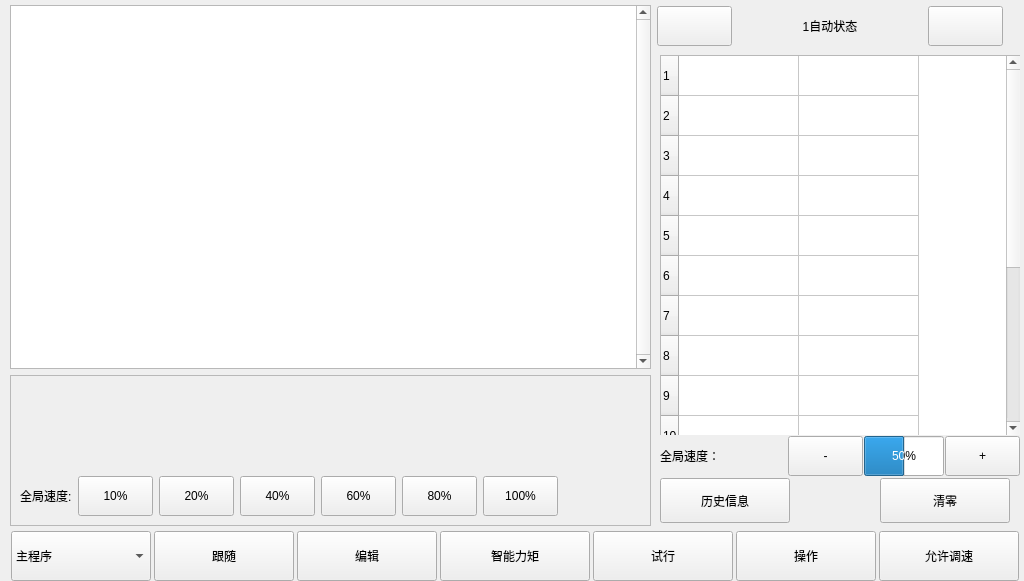
Jade-yun/MachineTool, file autoform.ui: the form before one commit.
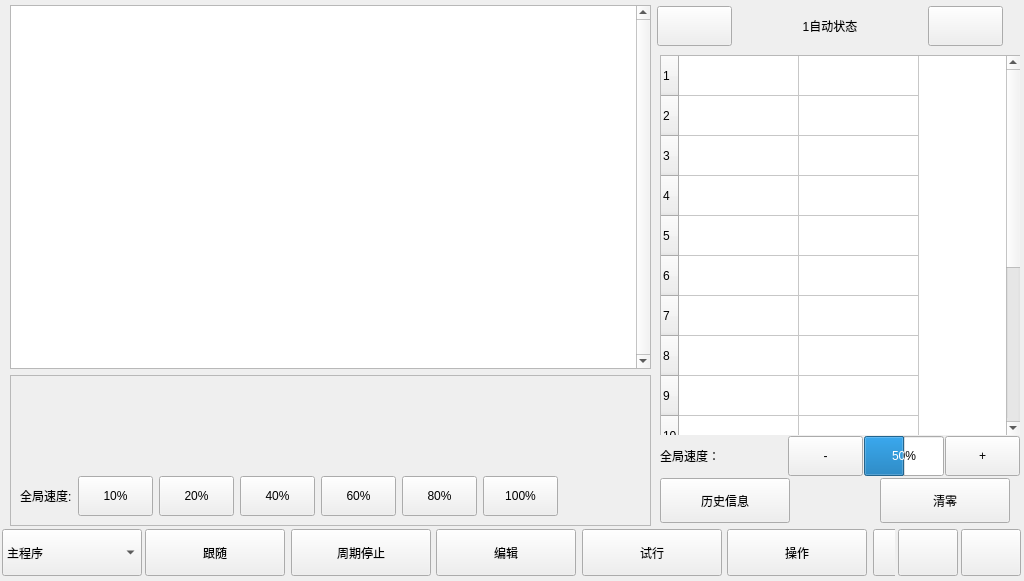
The form after the commit. The open tabs and pages were chosen to show the change. Icons and pictures are not drawn. Custom widgets are drawn as their Qt base class.

Commit message: ui添加周期停止按钮

What changed in the file:
```diff
--- a/autoform.ui
+++ b/autoform.ui
@@ -16,371 +16,6 @@
   <property name="styleSheet">
    <string notr="true"/>
   </property>
-  <widget class="QWidget" name="layoutWidget">
-   <property name="geometry">
-    <rect>
-     <x>10</x>
-     <y>530</y>
-     <width>1011</width>
-     <height>53</height>
-    </rect>
-   </property>
-   <layout class="QHBoxLayout" name="horizontalLayout">
-    <property name="spacing">
-     <number>2</number>
-    </property>
-    <property name="topMargin">
-     <number>1</number>
-    </property>
-    <property name="bottomMargin">
-     <number>2</number>
-    </property>
-    <item>
-     <widget class="QComboBox" name="coboxProgram">
-      <property name="minimumSize">
-       <size>
-        <width>140</width>
-        <height>50</height>
-       </size>
-      </property>
-      <property name="maximumSize">
-       <size>
-        <width>140</width>
-        <height>50</height>
-       </size>
-      </property>
-      <property name="font">
-       <font>
-        <family>SimSun</family>
-       </font>
-      </property>
-      <property name="styleSheet">
-       <string notr="true"/>
-      </property>
-      <item>
-       <property name="text">
-        <string>主程序</string>
-       </property>
-      </item>
-      <item>
-       <property name="text">
-        <string>子程序1</string>
-       </property>
-      </item>
-      <item>
-       <property name="text">
-        <string>子程序2</string>
-       </property>
-      </item>
-      <item>
-       <property name="text">
-        <string>子程序3</string>
-       </property>
-      </item>
-      <item>
-       <property name="text">
-        <string>子程序4</string>
-       </property>
-      </item>
-      <item>
-       <property name="text">
-        <string>子程序5</string>
-       </property>
-      </item>
-      <item>
-       <property name="text">
-        <string>子程序6</string>
-       </property>
-      </item>
-      <item>
-       <property name="text">
-        <string>子程序7</string>
-       </property>
-      </item>
-      <item>
-       <property name="text">
-        <string>子程序8</string>
-       </property>
-      </item>
-     </widget>
-    </item>
-    <item>
-     <widget class="QPushButton" name="btnFollow">
-      <property name="sizePolicy">
-       <sizepolicy hsizetype="Preferred" vsizetype="Preferred">
-        <horstretch>0</horstretch>
-        <verstretch>0</verstretch>
-       </sizepolicy>
-      </property>
-      <property name="minimumSize">
-       <size>
-        <width>140</width>
-        <height>50</height>
-       </size>
-      </property>
-      <property name="maximumSize">
-       <size>
-        <width>130</width>
-        <height>50</height>
-       </size>
-      </property>
-      <property name="font">
-       <font>
-        <family>SimSun</family>
-        <weight>50</weight>
-        <bold>false</bold>
-       </font>
-      </property>
-      <property name="styleSheet">
-       <string notr="true"/>
-      </property>
-      <property name="text">
-       <string>跟随</string>
-      </property>
-      <property name="icon">
-       <iconset resource="images.qrc">
-        <normaloff>:/images/moveto.png</normaloff>:/images/moveto.png</iconset>
-      </property>
-      <property name="iconSize">
-       <size>
-        <width>25</width>
-        <height>25</height>
-       </size>
-      </property>
-      <property name="checkable">
-       <bool>true</bool>
-      </property>
-     </widget>
-    </item>
-    <item>
-     <widget class="QPushButton" name="btnEdit">
-      <property name="sizePolicy">
-       <sizepolicy hsizetype="Preferred" vsizetype="Preferred">
-        <horstretch>0</horstretch>
-        <verstretch>0</verstretch>
-       </sizepolicy>
-      </property>
-      <property name="minimumSize">
-       <size>
-        <width>140</width>
-        <height>50</height>
-       </size>
-      </property>
-      <property name="maximumSize">
-       <size>
-        <width>130</width>
-        <height>50</height>
-       </size>
-      </property>
-      <property name="font">
-       <font>
-        <family>SimSun</family>
-        <weight>50</weight>
-        <bold>false</bold>
-       </font>
-      </property>
-      <property name="styleSheet">
-       <string notr="true"/>
-      </property>
-      <property name="text">
-       <string>编辑</string>
-      </property>
-      <property name="icon">
-       <iconset resource="images.qrc">
-        <normaloff>:/images/autoPageImages/edit.png</normaloff>:/images/autoPageImages/edit.png</iconset>
-      </property>
-      <property name="iconSize">
-       <size>
-        <width>25</width>
-        <height>25</height>
-       </size>
-      </property>
-      <property name="checkable">
-       <bool>true</bool>
-      </property>
-     </widget>
-    </item>
-    <item>
-     <widget class="QPushButton" name="btnIntelTorque">
-      <property name="sizePolicy">
-       <sizepolicy hsizetype="Preferred" vsizetype="Preferred">
-        <horstretch>0</horstretch>
-        <verstretch>0</verstretch>
-       </sizepolicy>
-      </property>
-      <property name="minimumSize">
-       <size>
-        <width>150</width>
-        <height>50</height>
-       </size>
-      </property>
-      <property name="maximumSize">
-       <size>
-        <width>150</width>
-        <height>50</height>
-       </size>
-      </property>
-      <property name="font">
-       <font>
-        <family>SimSun</family>
-        <weight>50</weight>
-        <bold>false</bold>
-       </font>
-      </property>
-      <property name="styleSheet">
-       <string notr="true"/>
-      </property>
-      <property name="text">
-       <string>智能力矩</string>
-      </property>
-      <property name="iconSize">
-       <size>
-        <width>25</width>
-        <height>25</height>
-       </size>
-      </property>
-     </widget>
-    </item>
-    <item>
-     <widget class="QPushButton" name="btnTrial">
-      <property name="sizePolicy">
-       <sizepolicy hsizetype="Preferred" vsizetype="Preferred">
-        <horstretch>0</horstretch>
-        <verstretch>0</verstretch>
-       </sizepolicy>
-      </property>
-      <property name="minimumSize">
-       <size>
-        <width>140</width>
-        <height>50</height>
-       </size>
-      </property>
-      <property name="maximumSize">
-       <size>
-        <width>130</width>
-        <height>50</height>
-       </size>
-      </property>
-      <property name="font">
-       <font>
-        <family>SimSun</family>
-        <weight>50</weight>
-        <bold>false</bold>
-       </font>
-      </property>
-      <property name="styleSheet">
-       <string notr="true"/>
-      </property>
-      <property name="text">
-       <string>试行</string>
-      </property>
-      <property name="icon">
-       <iconset resource="images.qrc">
-        <normaloff>:/images/autoPageImages/step_into.png</normaloff>:/images/autoPageImages/step_into.png</iconset>
-      </property>
-      <property name="iconSize">
-       <size>
-        <width>20</width>
-        <height>20</height>
-       </size>
-      </property>
-     </widget>
-    </item>
-    <item>
-     <widget class="QPushButton" name="btnOperate">
-      <property name="sizePolicy">
-       <sizepolicy hsizetype="Preferred" vsizetype="Preferred">
-        <horstretch>0</horstretch>
-        <verstretch>0</verstretch>
-       </sizepolicy>
-      </property>
-      <property name="minimumSize">
-       <size>
-        <width>140</width>
-        <height>50</height>
-       </size>
-      </property>
-      <property name="maximumSize">
-       <size>
-        <width>130</width>
-        <height>50</height>
-       </size>
-      </property>
-      <property name="font">
-       <font>
-        <family>SimSun</family>
-        <weight>50</weight>
-        <bold>false</bold>
-       </font>
-      </property>
-      <property name="styleSheet">
-       <string notr="true"/>
-      </property>
-      <property name="text">
-       <string>操作</string>
-      </property>
-      <property name="icon">
-       <iconset resource="images.qrc">
-        <normaloff>:/images/autoPageImages/operation_auto.png</normaloff>:/images/autoPageImages/operation_auto.png</iconset>
-      </property>
-      <property name="iconSize">
-       <size>
-        <width>25</width>
-        <height>25</height>
-       </size>
-      </property>
-     </widget>
-    </item>
-    <item>
-     <widget class="QPushButton" name="btnAdjustSpeed">
-      <property name="sizePolicy">
-       <sizepolicy hsizetype="Preferred" vsizetype="Preferred">
-        <horstretch>0</horstretch>
-        <verstretch>0</verstretch>
-       </sizepolicy>
-      </property>
-      <property name="minimumSize">
-       <size>
-        <width>140</width>
-        <height>50</height>
-       </size>
-      </property>
-      <property name="maximumSize">
-       <size>
-        <width>130</width>
-        <height>50</height>
-       </size>
-      </property>
-      <property name="font">
-       <font>
-        <family>SimSun</family>
-        <weight>50</weight>
-        <bold>false</bold>
-       </font>
-      </property>
-      <property name="styleSheet">
-       <string notr="true"/>
-      </property>
-      <property name="text">
-       <string>允许调速</string>
-      </property>
-      <property name="icon">
-       <iconset resource="images.qrc">
-        <normaloff>:/images/autoPageImages/adjust_speed.png</normaloff>:/images/autoPageImages/adjust_speed.png</iconset>
-      </property>
-      <property name="iconSize">
-       <size>
-        <width>32</width>
-        <height>32</height>
-       </size>
-      </property>
-      <property name="checkable">
-       <bool>true</bool>
-      </property>
-     </widget>
-    </item>
-   </layout>
-  </widget>
   <widget class="QStackedWidget" name="stkWgtOuter">
    <property name="geometry">
     <rect>
@@ -3038,6 +2673,580 @@
     </item>
    </layout>
   </widget>
+  <widget class="QWidget" name="widgetButtom" native="true">
+   <property name="geometry">
+    <rect>
+     <x>0</x>
+     <y>525</y>
+     <width>1024</width>
+     <height>55</height>
+    </rect>
+   </property>
+   <property name="sizePolicy">
+    <sizepolicy hsizetype="Fixed" vsizetype="Fixed">
+     <horstretch>0</horstretch>
+     <verstretch>0</verstretch>
+    </sizepolicy>
+   </property>
+   <property name="minimumSize">
+    <size>
+     <width>1024</width>
+     <height>55</height>
+    </size>
+   </property>
+   <property name="maximumSize">
+    <size>
+     <width>1024</width>
+     <height>55</height>
+    </size>
+   </property>
+   <layout class="QHBoxLayout" name="horizontalLayout">
+    <property name="spacing">
+     <number>1</number>
+    </property>
+    <property name="leftMargin">
+     <number>0</number>
+    </property>
+    <property name="topMargin">
+     <number>0</number>
+    </property>
+    <property name="rightMargin">
+     <number>0</number>
+    </property>
+    <property name="bottomMargin">
+     <number>0</number>
+    </property>
+    <item>
+     <widget class="QComboBox" name="coboxProgram">
+      <property name="minimumSize">
+       <size>
+        <width>140</width>
+        <height>47</height>
+       </size>
+      </property>
+      <property name="maximumSize">
+       <size>
+        <width>140</width>
+        <height>47</height>
+       </size>
+      </property>
+      <property name="font">
+       <font>
+        <family>SimSun</family>
+       </font>
+      </property>
+      <property name="styleSheet">
+       <string notr="true"/>
+      </property>
+      <item>
+       <property name="text">
+        <string>主程序</string>
+       </property>
+      </item>
+      <item>
+       <property name="text">
+        <string>子程序1</string>
+       </property>
+      </item>
+      <item>
+       <property name="text">
+        <string>子程序2</string>
+       </property>
+      </item>
+      <item>
+       <property name="text">
+        <string>子程序3</string>
+       </property>
+      </item>
+      <item>
+       <property name="text">
+        <string>子程序4</string>
+       </property>
+      </item>
+      <item>
+       <property name="text">
+        <string>子程序5</string>
+       </property>
+      </item>
+      <item>
+       <property name="text">
+        <string>子程序6</string>
+       </property>
+      </item>
+      <item>
+       <property name="text">
+        <string>子程序7</string>
+       </property>
+      </item>
+      <item>
+       <property name="text">
+        <string>子程序8</string>
+       </property>
+      </item>
+     </widget>
+    </item>
+    <item>
+     <widget class="QScrollArea" name="scrollArea">
+      <property name="sizePolicy">
+       <sizepolicy hsizetype="Expanding" vsizetype="Preferred">
+        <horstretch>0</horstretch>
+        <verstretch>0</verstretch>
+       </sizepolicy>
+      </property>
+      <property name="minimumSize">
+       <size>
+        <width>750</width>
+        <height>52</height>
+       </size>
+      </property>
+      <property name="maximumSize">
+       <size>
+        <width>750</width>
+        <height>52</height>
+       </size>
+      </property>
+      <property name="frameShape">
+       <enum>QFrame::NoFrame</enum>
+      </property>
+      <property name="frameShadow">
+       <enum>QFrame::Plain</enum>
+      </property>
+      <property name="verticalScrollBarPolicy">
+       <enum>Qt::ScrollBarAlwaysOff</enum>
+      </property>
+      <property name="horizontalScrollBarPolicy">
+       <enum>Qt::ScrollBarAlwaysOff</enum>
+      </property>
+      <widget class="QWidget" name="buttonsContainer">
+       <property name="geometry">
+        <rect>
+         <x>0</x>
+         <y>0</y>
+         <width>1014</width>
+         <height>52</height>
+        </rect>
+       </property>
+       <property name="sizePolicy">
+        <sizepolicy hsizetype="Preferred" vsizetype="Fixed">
+         <horstretch>0</horstretch>
+         <verstretch>0</verstretch>
+        </sizepolicy>
+       </property>
+       <layout class="QHBoxLayout" name="horizontalLayout_4">
+        <property name="leftMargin">
+         <number>0</number>
+        </property>
+        <property name="topMargin">
+         <number>3</number>
+        </property>
+        <property name="rightMargin">
+         <number>2</number>
+        </property>
+        <property name="bottomMargin">
+         <number>1</number>
+        </property>
+        <item>
+         <widget class="QPushButton" name="btnFollow">
+          <property name="sizePolicy">
+           <sizepolicy hsizetype="Preferred" vsizetype="Preferred">
+            <horstretch>0</horstretch>
+            <verstretch>0</verstretch>
+           </sizepolicy>
+          </property>
+          <property name="minimumSize">
+           <size>
+            <width>140</width>
+            <height>47</height>
+           </size>
+          </property>
+          <property name="maximumSize">
+           <size>
+            <width>140</width>
+            <height>47</height>
+           </size>
+          </property>
+          <property name="font">
+           <font>
+            <family>SimSun</family>
+            <weight>50</weight>
+            <bold>false</bold>
+           </font>
+          </property>
+          <property name="styleSheet">
+           <string notr="true"/>
+          </property>
+          <property name="text">
+           <string>跟随</string>
+          </property>
+          <property name="icon">
+           <iconset resource="images.qrc">
+            <normaloff>:/images/moveto.png</normaloff>:/images/moveto.png</iconset>
+          </property>
+          <property name="iconSize">
+           <size>
+            <width>25</width>
+            <height>25</height>
+           </size>
+          </property>
+          <property name="checkable">
+           <bool>true</bool>
+          </property>
+         </widget>
+        </item>
+        <item>
+         <widget class="QPushButton" name="btnCycleStop">
+          <property name="sizePolicy">
+           <sizepolicy hsizetype="Preferred" vsizetype="Preferred">
+            <horstretch>0</horstretch>
+            <verstretch>0</verstretch>
+           </sizepolicy>
+          </property>
+          <property name="minimumSize">
+           <size>
+            <width>140</width>
+            <height>47</height>
+           </size>
+          </property>
+          <property name="maximumSize">
+           <size>
+            <width>140</width>
+            <height>47</height>
+           </size>
+          </property>
+          <property name="font">
+           <font>
+            <family>SimSun</family>
+            <weight>50</weight>
+            <bold>false</bold>
+           </font>
+          </property>
+          <property name="styleSheet">
+           <string notr="true"/>
+          </property>
+          <property name="text">
+           <string>周期停止</string>
+          </property>
+          <property name="icon">
+           <iconset resource="images.qrc">
+            <normaloff>:/images/autoPageImages/cycle_stop.png</normaloff>:/images/autoPageImages/cycle_stop.png</iconset>
+          </property>
+          <property name="iconSize">
+           <size>
+            <width>32</width>
+            <height>32</height>
+           </size>
+          </property>
+          <property name="checkable">
+           <bool>true</bool>
+          </property>
+         </widget>
+        </item>
+        <item>
+         <widget class="QPushButton" name="btnEdit">
+          <property name="sizePolicy">
+           <sizepolicy hsizetype="Preferred" vsizetype="Preferred">
+            <horstretch>0</horstretch>
+            <verstretch>0</verstretch>
+           </sizepolicy>
+          </property>
+          <property name="minimumSize">
+           <size>
+            <width>140</width>
+            <height>47</height>
+           </size>
+          </property>
+          <property name="maximumSize">
+           <size>
+            <width>140</width>
+            <height>47</height>
+           </size>
+          </property>
+          <property name="font">
+           <font>
+            <family>SimSun</family>
+            <weight>50</weight>
+            <bold>false</bold>
+           </font>
+          </property>
+          <property name="styleSheet">
+           <string notr="true"/>
+          </property>
+          <property name="text">
+           <string>编辑</string>
+          </property>
+          <property name="icon">
+           <iconset resource="images.qrc">
+            <normaloff>:/images/autoPageImages/edit.png</normaloff>:/images/autoPageImages/edit.png</iconset>
+          </property>
+          <property name="iconSize">
+           <size>
+            <width>25</width>
+            <height>25</height>
+           </size>
+          </property>
+          <property name="checkable">
+           <bool>true</bool>
+          </property>
+         </widget>
+        </item>
+        <item>
+         <widget class="QPushButton" name="btnTrial">
+          <property name="sizePolicy">
+           <sizepolicy hsizetype="Preferred" vsizetype="Preferred">
+            <horstretch>0</horstretch>
+            <verstretch>0</verstretch>
+           </sizepolicy>
+          </property>
+          <property name="minimumSize">
+           <size>
+            <width>140</width>
+            <height>47</height>
+           </size>
+          </property>
+          <property name="maximumSize">
+           <size>
+            <width>140</width>
+            <height>47</height>
+           </size>
+          </property>
+          <property name="font">
+           <font>
+            <family>SimSun</family>
+            <weight>50</weight>
+            <bold>false</bold>
+           </font>
+          </property>
+          <property name="styleSheet">
+           <string notr="true"/>
+          </property>
+          <property name="text">
+           <string>试行</string>
+          </property>
+          <property name="icon">
+           <iconset resource="images.qrc">
+            <normaloff>:/images/autoPageImages/step_into.png</normaloff>:/images/autoPageImages/step_into.png</iconset>
+          </property>
+          <property name="iconSize">
+           <size>
+            <width>20</width>
+            <height>20</height>
+           </size>
+          </property>
+         </widget>
+        </item>
+        <item>
+         <widget class="QPushButton" name="btnOperate">
+          <property name="sizePolicy">
+           <sizepolicy hsizetype="Preferred" vsizetype="Preferred">
+            <horstretch>0</horstretch>
+            <verstretch>0</verstretch>
+           </sizepolicy>
+          </property>
+          <property name="minimumSize">
+           <size>
+            <width>140</width>
+            <height>47</height>
+           </size>
+          </property>
+          <property name="maximumSize">
+           <size>
+            <width>140</width>
+            <height>47</height>
+           </size>
+          </property>
+          <property name="font">
+           <font>
+            <family>SimSun</family>
+            <weight>50</weight>
+            <bold>false</bold>
+           </font>
+          </property>
+          <property name="styleSheet">
+           <string notr="true"/>
+          </property>
+          <property name="text">
+           <string>操作</string>
+          </property>
+          <property name="icon">
+           <iconset resource="images.qrc">
+            <normaloff>:/images/autoPageImages/operation_auto.png</normaloff>:/images/autoPageImages/operation_auto.png</iconset>
+          </property>
+          <property name="iconSize">
+           <size>
+            <width>25</width>
+            <height>25</height>
+           </size>
+          </property>
+         </widget>
+        </item>
+        <item>
+         <widget class="QPushButton" name="btnAdjustSpeed">
+          <property name="sizePolicy">
+           <sizepolicy hsizetype="Preferred" vsizetype="Preferred">
+            <horstretch>0</horstretch>
+            <verstretch>0</verstretch>
+           </sizepolicy>
+          </property>
+          <property name="minimumSize">
+           <size>
+            <width>140</width>
+            <height>47</height>
+           </size>
+          </property>
+          <property name="maximumSize">
+           <size>
+            <width>140</width>
+            <height>47</height>
+           </size>
+          </property>
+          <property name="font">
+           <font>
+            <family>SimSun</family>
+            <weight>50</weight>
+            <bold>false</bold>
+           </font>
+          </property>
+          <property name="styleSheet">
+           <string notr="true"/>
+          </property>
+          <property name="text">
+           <string>允许调速</string>
+          </property>
+          <property name="icon">
+           <iconset resource="images.qrc">
+            <normaloff>:/images/autoPageImages/adjust_speed.png</normaloff>:/images/autoPageImages/adjust_speed.png</iconset>
+          </property>
+          <property name="iconSize">
+           <size>
+            <width>32</width>
+            <height>32</height>
+           </size>
+          </property>
+          <property name="checkable">
+           <bool>true</bool>
+          </property>
+         </widget>
+        </item>
+        <item>
+         <widget class="QPushButton" name="btnIntelTorque">
+          <property name="enabled">
+           <bool>true</bool>
+          </property>
+          <property name="sizePolicy">
+           <sizepolicy hsizetype="Preferred" vsizetype="Preferred">
+            <horstretch>0</horstretch>
+            <verstretch>0</verstretch>
+           </sizepolicy>
+          </property>
+          <property name="minimumSize">
+           <size>
+            <width>140</width>
+            <height>47</height>
+           </size>
+          </property>
+          <property name="maximumSize">
+           <size>
+            <width>140</width>
+            <height>47</height>
+           </size>
+          </property>
+          <property name="font">
+           <font>
+            <family>SimSun</family>
+            <weight>50</weight>
+            <bold>false</bold>
+           </font>
+          </property>
+          <property name="styleSheet">
+           <string notr="true"/>
+          </property>
+          <property name="text">
+           <string>智能力矩</string>
+          </property>
+          <property name="iconSize">
+           <size>
+            <width>25</width>
+            <height>25</height>
+           </size>
+          </property>
+         </widget>
+        </item>
+       </layout>
+      </widget>
+     </widget>
+    </item>
+    <item>
+     <widget class="QPushButton" name="btnScrollLeft">
+      <property name="sizePolicy">
+       <sizepolicy hsizetype="Fixed" vsizetype="Fixed">
+        <horstretch>0</horstretch>
+        <verstretch>0</verstretch>
+       </sizepolicy>
+      </property>
+      <property name="minimumSize">
+       <size>
+        <width>60</width>
+        <height>47</height>
+       </size>
+      </property>
+      <property name="maximumSize">
+       <size>
+        <width>60</width>
+        <height>47</height>
+       </size>
+      </property>
+      <property name="text">
+       <string/>
+      </property>
+      <property name="icon">
+       <iconset resource="images.qrc">
+        <normaloff>:/images/autoPageImages/scroll_left.png</normaloff>:/images/autoPageImages/scroll_left.png</iconset>
+      </property>
+      <property name="iconSize">
+       <size>
+        <width>32</width>
+        <height>32</height>
+       </size>
+      </property>
+     </widget>
+    </item>
+    <item>
+     <widget class="QPushButton" name="btnScrollRight">
+      <property name="sizePolicy">
+       <sizepolicy hsizetype="Fixed" vsizetype="Fixed">
+        <horstretch>0</horstretch>
+        <verstretch>0</verstretch>
+       </sizepolicy>
+      </property>
+      <property name="minimumSize">
+       <size>
+        <width>60</width>
+        <height>47</height>
+       </size>
+      </property>
+      <property name="maximumSize">
+       <size>
+        <width>60</width>
+        <height>47</height>
+       </size>
+      </property>
+      <property name="text">
+       <string/>
+      </property>
+      <property name="icon">
+       <iconset resource="images.qrc">
+        <normaloff>:/images/autoPageImages/scroll_right.png</normaloff>:/images/autoPageImages/scroll_right.png</iconset>
+      </property>
+      <property name="iconSize">
+       <size>
+        <width>32</width>
+        <height>32</height>
+       </size>
+      </property>
+     </widget>
+    </item>
+   </layout>
+  </widget>
  </widget>
  <customwidgets>
   <customwidget>
```
Left out of the diff: 4 changed lines with no effect on the pictures. The commit also changes 9 other files.
